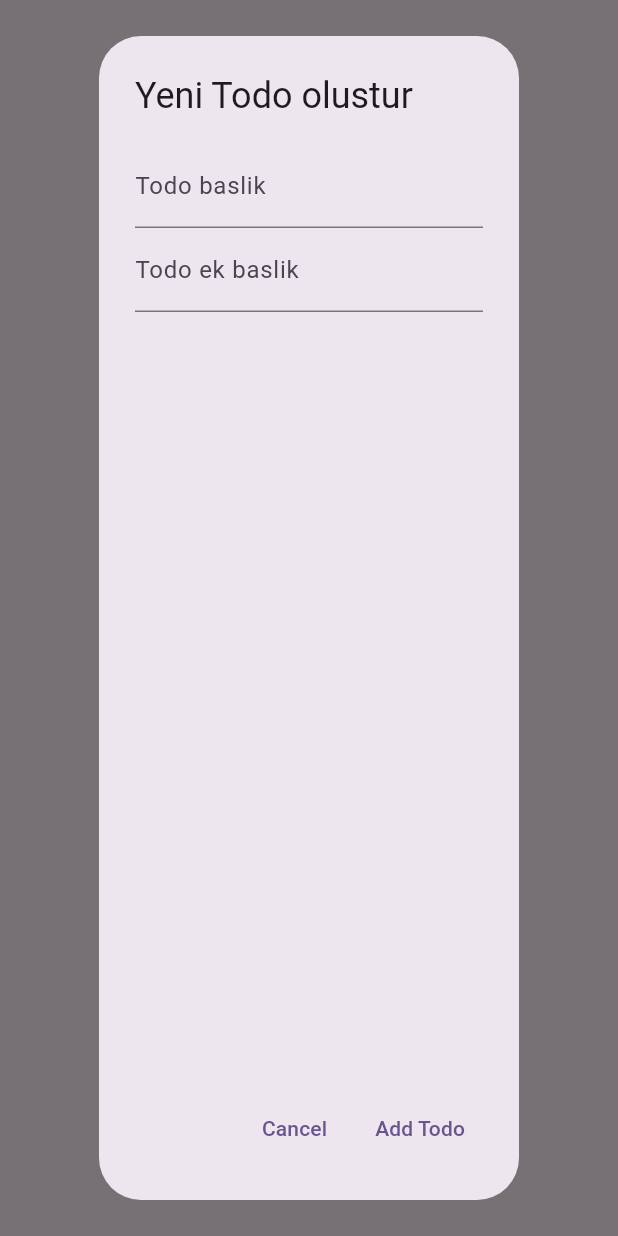
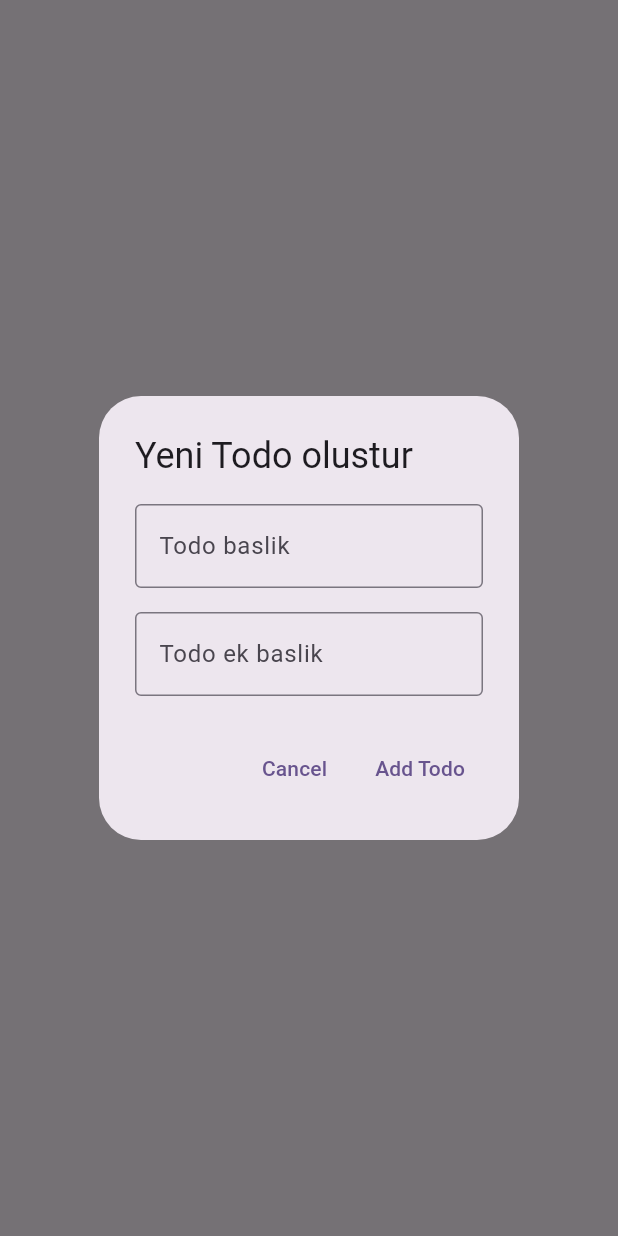
Before and after one commit to oytntur/todo_app_flutter, a Flutter app: what showEditTodoDialog() shows on an empty page, opened directly, on a phone screen of 412 x 824 dp. Run offline on Flutter 3.47's test engine with Material 3 defaults, Android fonts, the phone set to English and light mode, and no system bars.

Commit message:
feat:changed inputs to bordered input and added gap between text inputs

```diff
--- a/lib/dialogs/edit_todo.dialog.dart
+++ b/lib/dialogs/edit_todo.dialog.dart
@@ -10,17 +10,21 @@ Future<TodoItem?> showEditTodoDialog(BuildContext context) async {
       builder: (context) => AlertDialog(
             title: const Text('Yeni Todo olustur'),
             content: Column(
+              mainAxisSize: MainAxisSize.min,
               children: [
                 TextField(
                   controller: titleFormControl,
                   autocorrect: false,
-                  decoration: const InputDecoration(labelText: 'Todo baslik'),
+                  decoration: const InputDecoration(
+                      labelText: 'Todo baslik', border: OutlineInputBorder()),
                 ),
+                const SizedBox(height: 16),
                 TextField(
                   controller: subtitleFormControl,
                   autocorrect: false,
-                  decoration:
-                      const InputDecoration(labelText: 'Todo ek baslik'),
+                  decoration: const InputDecoration(
+                      labelText: 'Todo ek baslik',
+                      border: OutlineInputBorder()),
                 ),
               ],
             ),
```
